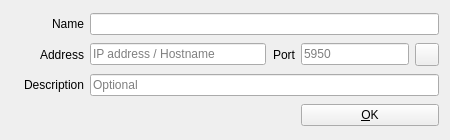
First picture: the form in src/Widgets/TriCasterDeviceDialog.ui, repository CasparCG/client, before the edit.
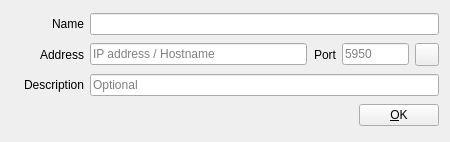
Second picture: the form after the edit. Icons and pictures are not drawn.

Patch:
```diff
--- a/src/Widgets/TriCasterDeviceDialog.ui
+++ b/src/Widgets/TriCasterDeviceDialog.ui
@@ -7,13 +7,38 @@
     <x>0</x>
     <y>0</y>
     <width>450</width>
-    <height>140</height>
+    <height>142</height>
    </rect>
   </property>
+  <property name="minimumSize">
+   <size>
+    <width>450</width>
+    <height>142</height>
+   </size>
+  </property>
+  <property name="maximumSize">
+   <size>
+    <width>450</width>
+    <height>148</height>
+   </size>
+  </property>
   <property name="windowTitle">
    <string>New TriCaster Mixer</string>
   </property>
   <layout class="QGridLayout" name="gridLayout">
+   <item row="0" column="0" rowspan="2">
+    <widget class="QLabel" name="labelDeviceIcon">
+     <property name="text">
+      <string/>
+     </property>
+     <property name="pixmap">
+      <pixmap resource="Widgets.qrc">:/Graphics/Images/ServerBig.png</pixmap>
+     </property>
+     <property name="alignment">
+      <set>Qt::AlignCenter</set>
+     </property>
+    </widget>
+   </item>
    <item row="0" column="1">
     <widget class="QLabel" name="labelDeviceName">
      <property name="text">
@@ -24,6 +49,9 @@
      </property>
     </widget>
    </item>
+   <item row="0" column="2" colspan="5">
+    <widget class="QLineEdit" name="lineEditDeviceName"/>
+   </item>
    <item row="1" column="1">
     <widget class="QLabel" name="labelAddress">
      <property name="text">
@@ -51,7 +79,7 @@
      </property>
     </widget>
    </item>
-   <item row="1" column="4">
+   <item row="1" column="4" colspan="2">
     <widget class="QLineEdit" name="lineEditPort">
      <property name="sizePolicy">
       <sizepolicy hsizetype="Maximum" vsizetype="Fixed">
@@ -67,7 +95,7 @@
      </property>
     </widget>
    </item>
-   <item row="1" column="5">
+   <item row="1" column="6">
     <widget class="QToolButton" name="toolButtonTestConnection">
      <property name="focusPolicy">
       <enum>Qt::NoFocus</enum>
@@ -80,17 +108,37 @@
      </property>
     </widget>
    </item>
-   <item row="0" column="2" colspan="4">
-    <widget class="QLineEdit" name="lineEditDeviceName"/>
+   <item row="2" column="1">
+    <widget class="QLabel" name="labelDescription">
+     <property name="text">
+      <string>Description</string>
+     </property>
+     <property name="alignment">
+      <set>Qt::AlignRight|Qt::AlignTrailing|Qt::AlignVCenter</set>
+     </property>
+    </widget>
    </item>
-   <item row="2" column="2" colspan="4">
+   <item row="2" column="2" colspan="5">
     <widget class="QLineEdit" name="lineEditDescription">
      <property name="placeholderText">
       <string>Optional</string>
      </property>
     </widget>
    </item>
-   <item row="3" column="4" colspan="2">
+   <item row="3" column="2" colspan="3">
+    <spacer name="horizontalSpacer">
+     <property name="orientation">
+      <enum>Qt::Horizontal</enum>
+     </property>
+     <property name="sizeHint" stdset="0">
+      <size>
+       <width>344</width>
+       <height>20</height>
+      </size>
+     </property>
+    </spacer>
+   </item>
+   <item row="3" column="5" colspan="2">
     <widget class="QPushButton" name="pushButtonOk">
      <property name="focusPolicy">
       <enum>Qt::NoFocus</enum>
@@ -103,29 +151,6 @@
      </property>
     </widget>
    </item>
-   <item row="2" column="1">
-    <widget class="QLabel" name="labelDescription">
-     <property name="text">
-      <string>Description</string>
-     </property>
-     <property name="alignment">
-      <set>Qt::AlignRight|Qt::AlignTrailing|Qt::AlignVCenter</set>
-     </property>
-    </widget>
-   </item>
-   <item row="0" column="0" rowspan="3">
-    <widget class="QLabel" name="labelDeviceIcon">
-     <property name="text">
-      <string/>
-     </property>
-     <property name="pixmap">
-      <pixmap resource="Widgets.qrc">:/Graphics/Images/ServerBig.png</pixmap>
-     </property>
-     <property name="alignment">
-      <set>Qt::AlignCenter</set>
-     </property>
-    </widget>
-   </item>
   </layout>
  </widget>
  <tabstops>
```
